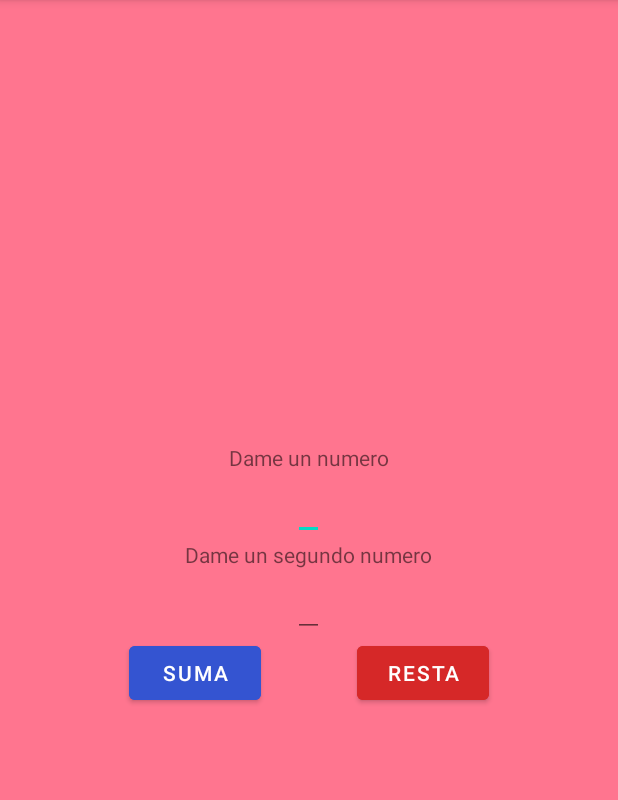
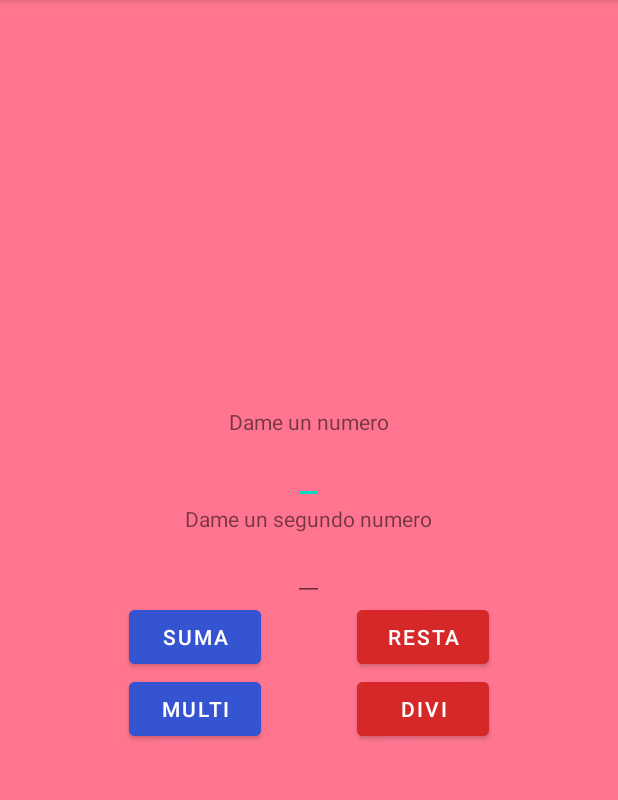
Before and after one commit to DanielHF2403/18680_Applicaciones, an Android app: the screen it shows after launch (MainActivity), on a phone screen of 412 x 824 dp, the part 84-884 px from its top. Run offline under Robolectric (Android 15) with nearby library versions, the phone set to English and light mode, and no system bars.

Commit message:
multi y div terminadas

```diff
--- a/LinearLayoutActivity/app/src/main/java/edu/iest/linearlayoutactivity/MainActivity.kt
+++ b/LinearLayoutActivity/app/src/main/java/edu/iest/linearlayoutactivity/MainActivity.kt
@@ -13,6 +13,8 @@ class MainActivity : AppCompatActivity(), View.OnClickListener {
 
     private var bnSuma : Button? = null
     private var bnResta : Button? = null
+    private var bnMulti : Button? = null
+    private var bnDivi : Button? = null
     private var etNumeroPrimero: EditText? = null
     private var etNumeroSegundo: EditText? = null
 
@@ -28,6 +30,8 @@ class MainActivity : AppCompatActivity(), View.OnClickListener {
     private fun inicializarVistas(){
         bnSuma = findViewById(R.id.bnSuma)
         bnResta = findViewById(R.id.bnResta)
+        bnMulti = findViewById(R.id.bnMulti)
+        bnDivi = findViewById(R.id.bnDivi)
         etNumeroPrimero = findViewById(R.id.etNumeroPrimero)
         etNumeroSegundo = findViewById(R.id.etNumeroSegundo)
     }
@@ -35,6 +39,8 @@ class MainActivity : AppCompatActivity(), View.OnClickListener {
     private fun asignarEventos(){
         bnSuma?.setOnClickListener(this)
         bnResta?.setOnClickListener(this)
+        bnMulti?.setOnClickListener(this)
+        bnDivi?.setOnClickListener(this)
     }
 
 
@@ -79,6 +85,16 @@ class MainActivity : AppCompatActivity(), View.OnClickListener {
                     //Snackbar.make(miVista,"No agregaste nada", Snackbar.LENGTH_LONG).show()
                 //}
             }
+            R.id.bnMulti -> {
+                val multi = aritmetica.multiplicacion(num1,num2)
+                val mensaje = Mensajes("El resultado es $multi",this)
+                mensaje.mostarToast()
+            }
+            R.id.bnDivi -> {
+                val divi = aritmetica.division(num1,num2)
+                val mensaje = Mensajes("El resultado es $divi",this)
+                mensaje.mostrarSnackbar(miVista)
+            }
         }
     }
 }
--- a/LinearLayoutActivity/app/src/main/res/layout/activity_main.xml
+++ b/LinearLayoutActivity/app/src/main/res/layout/activity_main.xml
@@ -63,5 +63,33 @@
 
     </LinearLayout>
 
+    <LinearLayout
+        android:orientation="horizontal"
+        android:layout_width="match_parent"
+        android:layout_height="wrap_content"
+        android:gravity="center">
+
+        <Button
+            android:id="@+id/bnMulti"
+            android:text="@string/multi"
+            android:layout_width="wrap_content"
+            android:layout_height="wrap_content"
+            android:layout_marginRight="32dp"
+            android:backgroundTint="@color/bnSuma">
+
+        </Button>
+
+        <Button
+            android:id="@+id/bnDivi"
+            android:text="@string/divi"
+            android:layout_width="wrap_content"
+            android:layout_height="wrap_content"
+            android:layout_marginLeft="32dp"
+            android:backgroundTint="@color/bnResta">
+
+        </Button>
+
+    </LinearLayout>
+
 
 </LinearLayout>
--- a/LinearLayoutActivity/app/src/main/res/values/strings.xml
+++ b/LinearLayoutActivity/app/src/main/res/values/strings.xml
@@ -4,4 +4,6 @@
     <string name="num1">Dame un numero</string>
     <string name="suma">Suma</string>
     <string name="resta">Resta</string>
+    <string name="multi">Multi</string>
+    <string name="divi">Divi</string>
 </resources>
```
